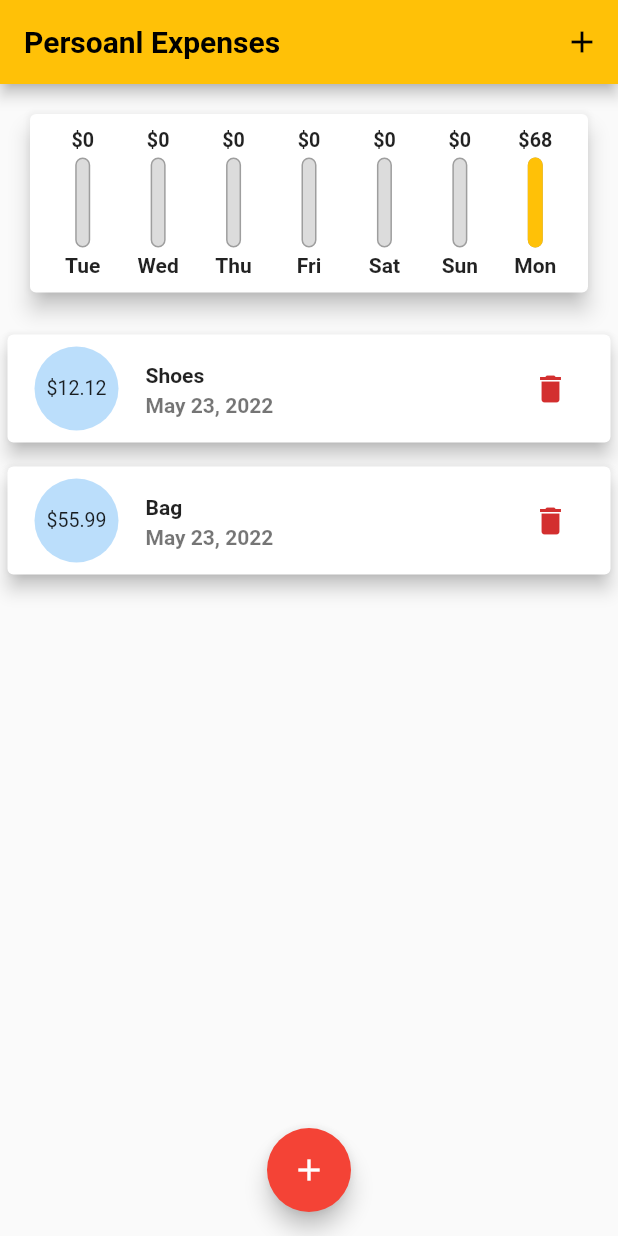
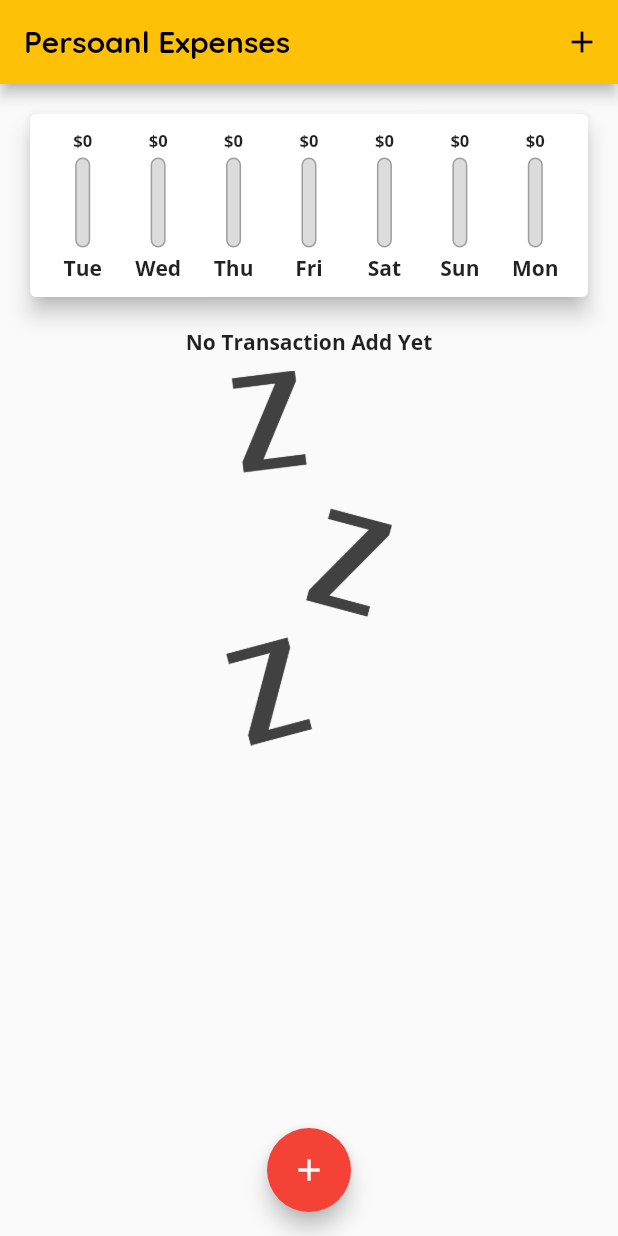
Before and after one commit to cheers-2/personal_expenses, a Flutter app: the screen it shows after launch, after a tap on the "delete" icon, on a phone screen of 412 x 824 dp. Run offline on Flutter 3.47's test engine with Material 2 defaults, Android fonts, the phone set to English and light mode, and no system bars.

Commit message:
make delete function for list of transaction

```diff
--- a/lib/main.dart
+++ b/lib/main.dart
@@ -58,12 +58,6 @@ class _MyHomePageState extends State<MyHomePage> {
       amount: 12.12,
       date: DateTime.now(),
     ),
-    Transaction(
-      id: 't2',
-      title: 'Bag',
-      amount: 55.99,
-      date: DateTime.now(),
-    )
   ];
 
   List<Transaction> get _recentTransactions {
@@ -98,6 +92,12 @@ class _MyHomePageState extends State<MyHomePage> {
     );
   }
 
+  void _deleteTransaction(String id) {
+    setState(() {
+      _userTransactions.removeWhere((tx) => tx.id == id);
+    });
+  }
+
   @override
   Widget build(BuildContext context) {
     return Scaffold(
@@ -116,7 +116,7 @@ class _MyHomePageState extends State<MyHomePage> {
           crossAxisAlignment: CrossAxisAlignment.stretch,
           children: <Widget>[
             Chart(_recentTransactions),
-            TransactionList(_userTransactions),
+            TransactionList(_userTransactions, _deleteTransaction),
           ],
         ),
       ),
--- a/lib/widgets/transaction_list.dart
+++ b/lib/widgets/transaction_list.dart
@@ -5,8 +5,9 @@ import '../models/transaction.dart';
 
 class TransactionList extends StatelessWidget {
   final List<Transaction> transactions;
+  final Function deleteTx;
 
-  const TransactionList(this.transactions, {Key? key}) : super(key: key);
+  const TransactionList(this.transactions, this.deleteTx);
 
   @override
   Widget build(BuildContext context) {
@@ -59,7 +60,7 @@ class TransactionList extends StatelessWidget {
                     trailing: IconButton(
                       icon: Icon(Icons.delete),
                       color: Theme.of(context).errorColor,
-                      onPressed: () {},
+                      onPressed: () => deleteTx(transactions[index].id),
                     ),
                   ),
                 );
```
Also changed, not shown: pubspec.yaml (+15 -10 lines).
